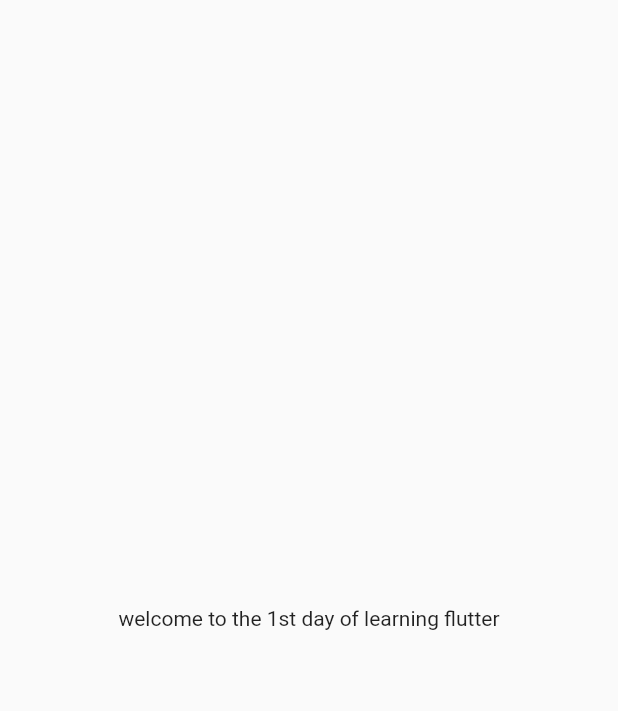
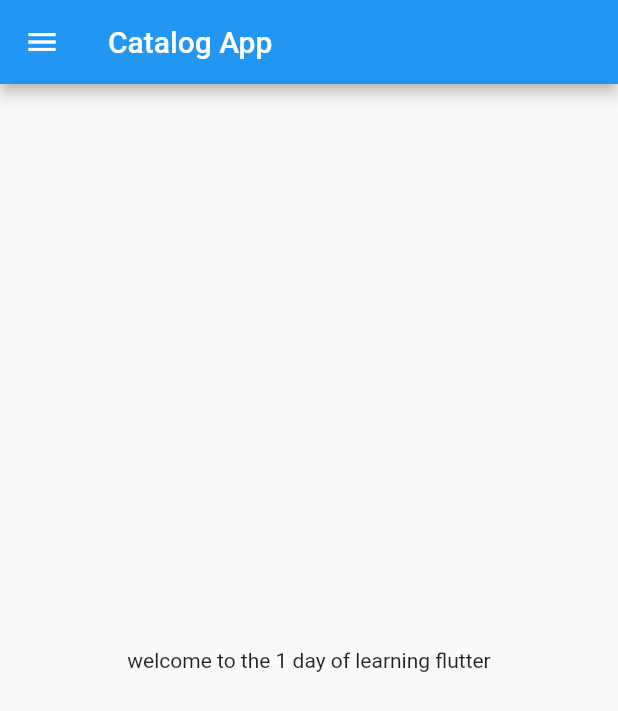
Before and after one commit to adityakaushik22/30DaysofFlutter, a Flutter app: the screen it shows after launch, on a phone screen of 412 x 824 dp. Shown: the top 711 px of the screen. Run offline on Flutter 3.47's test engine with Material 2 defaults, Android fonts, the phone set to English and light mode, and no system bars.

Commit message:
day 2 completed

```diff
--- /dev/null
+++ b/lib/home_page.dart
@@ -0,0 +1,21 @@
+import 'package:flutter/material.dart';
+
+class Homepage extends StatelessWidget {
+  const Homepage({super.key});
+
+  @override
+  Widget build(BuildContext context) {
+    int day = 1;
+    return Scaffold(
+      appBar: AppBar(
+        title: Text("Catalog App"),
+      ),
+      body: Center(
+        child: Container(
+          child: Text("welcome to the $day day of learning flutter"),
+        ),
+      ),
+      drawer: Drawer(),
+    );
+  }
+}
--- a/lib/main.dart
+++ b/lib/main.dart
@@ -1,3 +1,4 @@
+import 'package:first_app/home_page.dart';
 import 'package:flutter/material.dart';
 
 void main() {
@@ -9,14 +10,9 @@ class Myapp extends StatelessWidget {
 
   @override
   Widget build(BuildContext context) {
+    int day = 1;
     return MaterialApp(
-      home: Material(
-        child: Center(
-          child: Container(
-            child: Text("welcome to the 1st day of learning flutter"),
-          ),
-        ),
-      ),
+      home: Homepage(),
     );
   }
 }
```
